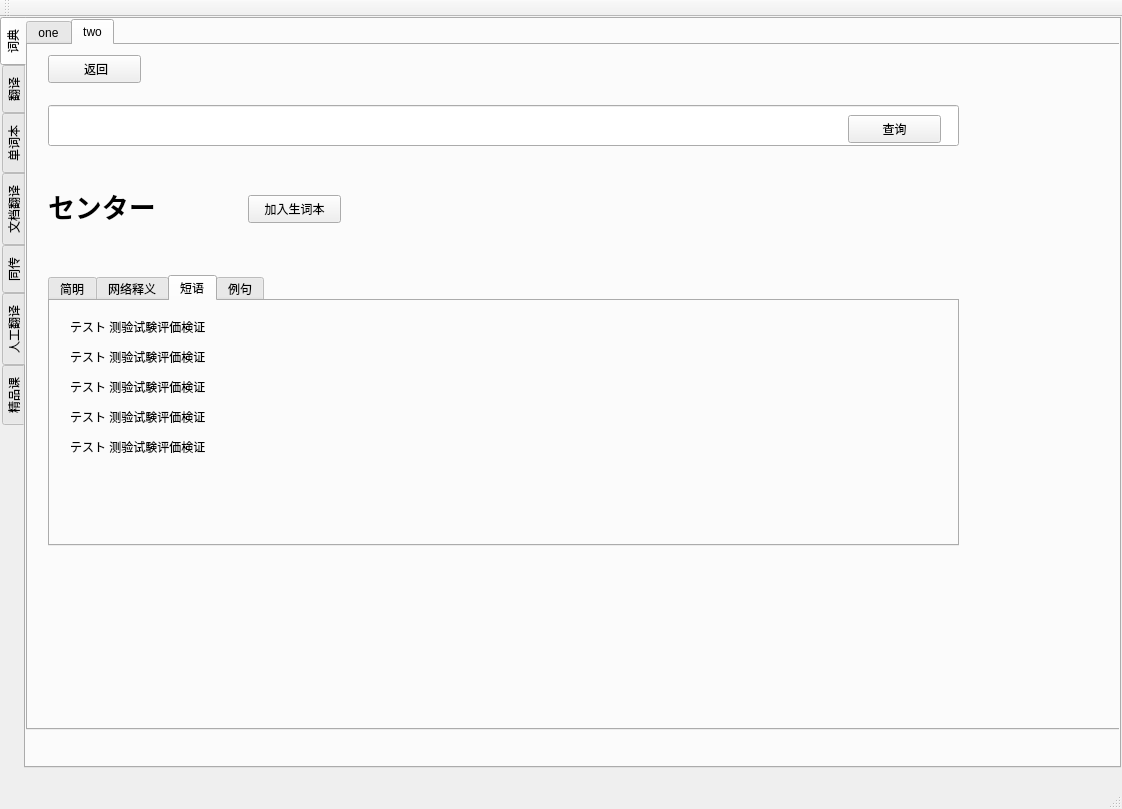
This is mainwindow.ui in huangshangi/dict as Qt 5 draws it before an edit. The edited form follows.
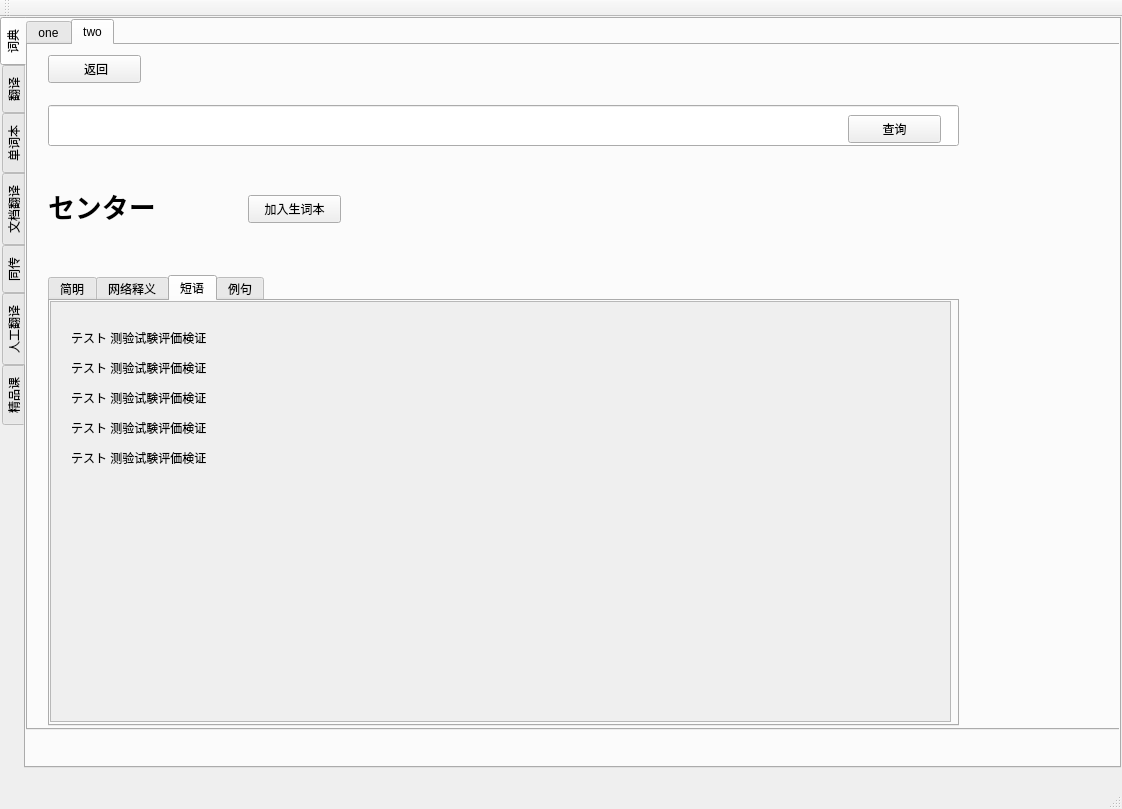
This is the edited form. The open tabs and pages were chosen to show the change.

```diff
--- a/mainwindow.ui
+++ b/mainwindow.ui
@@ -173,7 +173,7 @@
           <x>20</x>
           <y>230</y>
           <width>911</width>
-          <height>271</height>
+          <height>451</height>
          </rect>
         </property>
         <property name="currentIndex">
@@ -294,50 +294,32 @@
          <attribute name="title">
           <string>短语</string>
          </attribute>
-         <widget class="QLabel" name="label_15">
+         <widget class="QScrollArea" name="scrollArea_phrase">
           <property name="geometry">
            <rect>
-            <x>20</x>
-            <y>10</y>
-            <width>291</width>
-            <height>31</height>
+            <x>0</x>
+            <y>0</y>
+            <width>901</width>
+            <height>421</height>
            </rect>
           </property>
-          <property name="text">
-           <string>テスト 测验试験评価検证</string>
+          <property name="widgetResizable">
+           <bool>true</bool>
           </property>
-         </widget>
+          <widget class="QWidget" name="scrollAreaWidgetContents_3">
+           <property name="geometry">
+            <rect>
+             <x>0</x>
+             <y>0</y>
+             <width>899</width>
+             <height>419</height>
+            </rect>
+           </property>
          <widget class="QLabel" name="label_16">
           <property name="geometry">
            <rect>
             <x>20</x>
-            <y>40</y>
-            <width>291</width>
-            <height>31</height>
-           </rect>
-          </property>
-          <property name="text">
-           <string>テスト 测验试験评価検证</string>
-          </property>
-         </widget>
-         <widget class="QLabel" name="label_17">
-          <property name="geometry">
-           <rect>
-            <x>20</x>
-            <y>100</y>
-            <width>291</width>
-            <height>31</height>
-           </rect>
-          </property>
-          <property name="text">
-           <string>テスト 测验试験评価検证</string>
-          </property>
-         </widget>
-         <widget class="QLabel" name="label_18">
-          <property name="geometry">
-           <rect>
-            <x>20</x>
-            <y>70</y>
+              <y>50</y>
             <width>291</width>
             <height>31</height>
            </rect>
@@ -350,7 +332,7 @@
           <property name="geometry">
            <rect>
             <x>20</x>
-            <y>130</y>
+              <y>140</y>
             <width>291</width>
             <height>31</height>
            </rect>
@@ -358,6 +340,47 @@
           <property name="text">
            <string>テスト 测验试験评価検证</string>
           </property>
+           </widget>
+           <widget class="QLabel" name="label_18">
+            <property name="geometry">
+             <rect>
+              <x>20</x>
+              <y>80</y>
+              <width>291</width>
+              <height>31</height>
+             </rect>
+            </property>
+            <property name="text">
+             <string>テスト 测验试験评価検证</string>
+            </property>
+           </widget>
+           <widget class="QLabel" name="label_15">
+            <property name="geometry">
+             <rect>
+              <x>20</x>
+              <y>20</y>
+              <width>291</width>
+              <height>31</height>
+             </rect>
+            </property>
+            <property name="text">
+             <string>テスト 测验试験评価検证</string>
+            </property>
+           </widget>
+           <widget class="QLabel" name="label_17">
+            <property name="geometry">
+             <rect>
+              <x>20</x>
+              <y>110</y>
+              <width>291</width>
+              <height>31</height>
+             </rect>
+            </property>
+            <property name="text">
+             <string>テスト 测验试験评価検证</string>
+            </property>
+           </widget>
+          </widget>
          </widget>
         </widget>
         <widget class="QWidget" name="tab_dict_example">
```
Left out of the diff: 96 changed lines with no effect on the pictures. Lines whose indentation alone changed are shown as unchanged.
